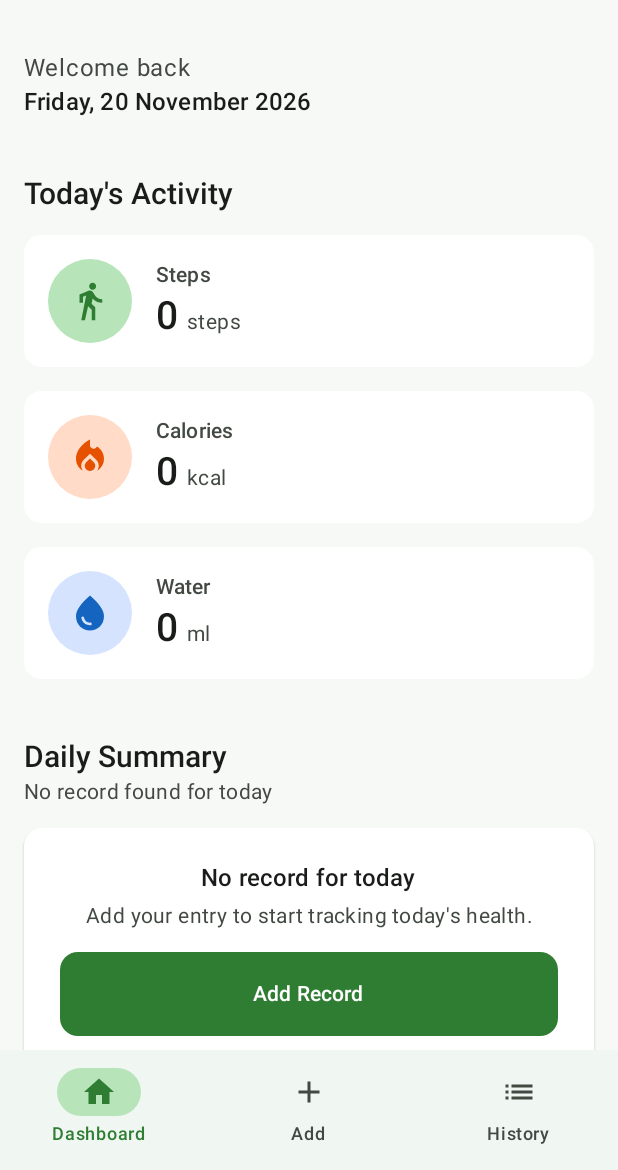
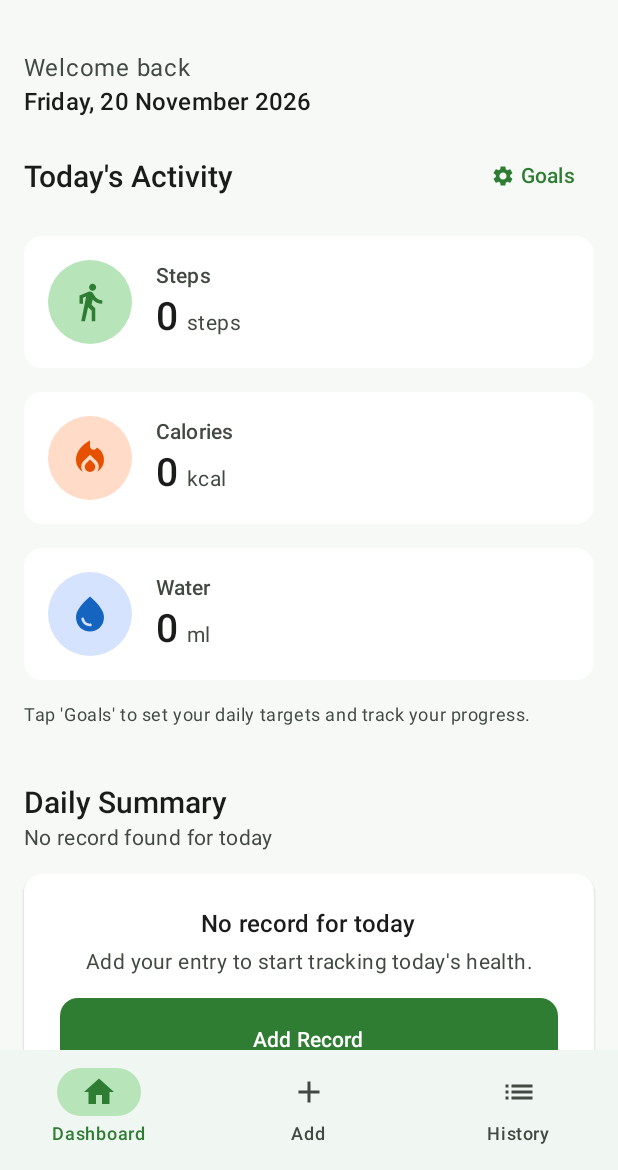
Before and after one commit to AhamedAkmal/HealthMate-Android, an Android app built with Jetpack Compose: the screen it shows after launch (MainActivity), on a phone screen of 412 x 824 dp, the part 66-1236 px from its top. Run offline under Robolectric (Android 15) with nearby library versions, the phone set to English and light mode, and no system bars; our stand-ins replace Navigation 3.

Commit message:
feat: implement daily goals and dashboard progress tracking

```diff
--- /dev/null
+++ b/app/src/main/kotlin/com/healthmate/app/data/repository/GoalRepositoryImpl.kt
@@ -0,0 +1,32 @@
+package com.healthmate.app.data.repository
+
+import android.content.Context
+import android.content.SharedPreferences
+import com.healthmate.app.domain.model.DailyGoal
+import com.healthmate.app.domain.repository.GoalRepository
+
+class GoalRepositoryImpl(context: Context) : GoalRepository {
+
+    private val prefs: SharedPreferences = context.getSharedPreferences("healthmate_goals", Context.MODE_PRIVATE)
+
+    override fun saveGoals(goal: DailyGoal) {
+        prefs.edit()
+            .putInt("steps_goal", goal.stepsGoal)
+            .putInt("calories_goal", goal.caloriesGoal)
+            .putInt("water_goal", goal.waterGoal)
+            .apply()
+    }
+
+    override fun getGoals(): DailyGoal? {
+        val steps = prefs.getInt("steps_goal", 0)
+        val calories = prefs.getInt("calories_goal", 0)
+        val water = prefs.getInt("water_goal", 0)
+
+        // If all goals are 0, it means they haven't configured them yet
+        return if (steps == 0 && calories == 0 && water == 0) {
+            null
+        } else {
+            DailyGoal(stepsGoal = steps, caloriesGoal = calories, waterGoal = water)
+        }
+    }
+}
--- /dev/null
+++ b/app/src/main/kotlin/com/healthmate/app/domain/repository/GoalRepository.kt
@@ -0,0 +1,8 @@
+package com.healthmate.app.domain.repository
+
+import com.healthmate.app.domain.model.DailyGoal
+
+interface GoalRepository {
+    fun saveGoals(goal: DailyGoal)
+    fun getGoals(): DailyGoal?
+}
--- a/app/src/main/kotlin/com/healthmate/app/navigation/HealthMateApp.kt
+++ b/app/src/main/kotlin/com/healthmate/app/navigation/HealthMateApp.kt
@@ -16,17 +16,21 @@ import androidx.navigation3.runtime.NavKey
 import androidx.navigation3.runtime.entryProvider
 import androidx.navigation3.ui.NavDisplay
 import com.healthmate.app.data.local.HealthDatabaseHelper
+import com.healthmate.app.data.repository.GoalRepositoryImpl
 import com.healthmate.app.data.repository.HealthRecordRepositoryImpl
+import com.healthmate.app.domain.repository.GoalRepository
 import com.healthmate.app.domain.repository.HealthRecordRepository
 import com.healthmate.app.presentation.addrecord.AddRecordViewModel
 import com.healthmate.app.presentation.dashboard.DashboardViewModel
 import com.healthmate.app.presentation.editrecord.EditRecordViewModel
+import com.healthmate.app.presentation.goals.GoalSettingsViewModel
 import com.healthmate.app.presentation.history.HistoryViewModel
 import com.healthmate.app.ui.components.BottomNavigationBar
 import com.healthmate.app.ui.components.HealthMateTopBar
 import com.healthmate.app.ui.screens.addrecord.AddRecordScreen
 import com.healthmate.app.ui.screens.dashboard.DashboardScreen
 import com.healthmate.app.ui.screens.editrecord.EditRecordScreen
+import com.healthmate.app.ui.screens.goals.GoalSettingsScreen
 import com.healthmate.app.ui.screens.history.HistoryScreen
 
 @Composable
@@ -34,32 +38,42 @@ fun HealthMateApp() {
     var currentRoute by remember { mutableStateOf<NavKey>(Dashboard) }
     val context = LocalContext.current
 
-    val repository: HealthRecordRepository = remember {
+    val healthRecordRepository: HealthRecordRepository = remember {
         val dbHelper = HealthDatabaseHelper(context.applicationContext)
         HealthRecordRepositoryImpl(dbHelper)
     }
 
+    val goalRepository: GoalRepository = remember {
+        GoalRepositoryImpl(context.applicationContext)
+    }
+
     val dashboardViewModel: DashboardViewModel = viewModel(
         factory = viewModelFactory {
-            initializer { DashboardViewModel(repository) }
+            initializer { DashboardViewModel(healthRecordRepository, goalRepository) }
         }
     )
 
     val addRecordViewModel: AddRecordViewModel = viewModel(
         factory = viewModelFactory {
-            initializer { AddRecordViewModel(repository) }
+            initializer { AddRecordViewModel(healthRecordRepository) }
         }
     )
 
     val historyViewModel: HistoryViewModel = viewModel(
         factory = viewModelFactory {
-            initializer { HistoryViewModel(repository) }
+            initializer { HistoryViewModel(healthRecordRepository) }
         }
     )
 
     val editRecordViewModel: EditRecordViewModel = viewModel(
         factory = viewModelFactory {
-            initializer { EditRecordViewModel(repository) }
+            initializer { EditRecordViewModel(healthRecordRepository) }
+        }
+    )
+
+    val goalSettingsViewModel: GoalSettingsViewModel = viewModel(
+        factory = viewModelFactory {
+            initializer { GoalSettingsViewModel(goalRepository) }
         }
     )
 
@@ -68,6 +82,7 @@ fun HealthMateApp() {
         AddRecord -> "Add Record"
         History -> "History"
         is EditRecord -> "Edit Record"
+        is GoalSettings -> "Daily Goals"
         else -> "HealthMate"
     }
 
@@ -95,7 +110,8 @@ fun HealthMateApp() {
                 entry<Dashboard> {
                     DashboardScreen(
                         viewModel = dashboardViewModel,
-                        onAddRecordClick = { currentRoute = AddRecord }
+                        onAddRecordClick = { currentRoute = AddRecord },
+                        onSetGoalsClick = { currentRoute = GoalSettings }
                     )
                 }
                 entry<AddRecord> {
@@ -117,6 +133,12 @@ fun HealthMateApp() {
                         onNavigateBack = { currentRoute = History }
                     )
                 }
+                entry<GoalSettings> {
+                    GoalSettingsScreen(
+                        viewModel = goalSettingsViewModel,
+                        onNavigateBack = { currentRoute = Dashboard }
+                    )
+                }
             }
         )
     }
--- a/app/src/main/kotlin/com/healthmate/app/navigation/NavigationRoutes.kt
+++ b/app/src/main/kotlin/com/healthmate/app/navigation/NavigationRoutes.kt
@@ -14,3 +14,6 @@ data object History : NavKey
 
 @Serializable
 data class EditRecord(val id: Long) : NavKey
+
+@Serializable
+data object GoalSettings : NavKey
--- a/app/src/main/kotlin/com/healthmate/app/presentation/dashboard/DashboardUiState.kt
+++ b/app/src/main/kotlin/com/healthmate/app/presentation/dashboard/DashboardUiState.kt
@@ -6,5 +6,16 @@ data class DashboardUiState(
     val isLoading: Boolean = true,
     val todayRecord: HealthRecord? = null,
     val error: String? = null,
-    val todayDate: String = "" // Will be set by the ViewModel
+    val todayDate: String = "",
+
+    // Goal data
+    val hasGoals: Boolean = false,
+    val stepsGoal: Int = 0,
+    val caloriesGoal: Int = 0,
+    val waterGoal: Int = 0,
+
+    // Progress percentages (0 to >100)
+    val stepsProgress: Float = 0f,
+    val caloriesProgress: Float = 0f,
+    val waterProgress: Float = 0f
 )
--- a/app/src/main/kotlin/com/healthmate/app/presentation/dashboard/DashboardViewModel.kt
+++ b/app/src/main/kotlin/com/healthmate/app/presentation/dashboard/DashboardViewModel.kt
@@ -2,9 +2,9 @@ package com.healthmate.app.presentation.dashboard
 
 import androidx.lifecycle.ViewModel
 import androidx.lifecycle.viewModelScope
+import com.healthmate.app.domain.repository.GoalRepository
 import com.healthmate.app.domain.repository.HealthRecordRepository
 import com.healthmate.app.domain.util.Result
-import com.healthmate.app.util.DateFormatter
 import kotlinx.coroutines.flow.MutableStateFlow
 import kotlinx.coroutines.flow.StateFlow
 import kotlinx.coroutines.flow.asStateFlow
@@ -13,7 +13,8 @@ import kotlinx.coroutines.launch
 import java.time.LocalDate
 
 class DashboardViewModel(
-    private val repository: HealthRecordRepository
+    private val healthRecordRepository: HealthRecordRepository,
+    private val goalRepository: GoalRepository
 ) : ViewModel() {
 
     private val _uiState = MutableStateFlow(DashboardUiState())
@@ -24,16 +25,43 @@ class DashboardViewModel(
     }
 
     fun refreshDashboard() {
-        val todayDate = LocalDate.now().toString() // YYYY-MM-DD
-        _uiState.update { it.copy(isLoading = true, todayDate = todayDate, error = null) }
+        val todayDate = LocalDate.now().toString()
+        val goals = goalRepository.getGoals()
+        val hasGoals = goals != null
+
+        _uiState.update {
+            it.copy(
+                isLoading = true,
+                todayDate = todayDate,
+                error = null,
+                hasGoals = hasGoals,
+                stepsGoal = goals?.stepsGoal ?: 0,
+                caloriesGoal = goals?.caloriesGoal ?: 0,
+                waterGoal = goals?.waterGoal ?: 0
+            )
+        }
 
         viewModelScope.launch {
-            when (val result = repository.getRecordByDate(todayDate)) {
+            when (val result = healthRecordRepository.getRecordByDate(todayDate)) {
                 is Result.Success -> {
+                    val record = result.data
+                    var stepsProg = 0f
+                    var calProg = 0f
+                    var waterProg = 0f
+
+                    if (record != null && hasGoals && goals != null) {
+                        if (goals.stepsGoal > 0) stepsProg = (record.steps.toFloat() / goals.stepsGoal) * 100f
+                        if (goals.caloriesGoal > 0) calProg = (record.calories.toFloat() / goals.caloriesGoal) * 100f
+                        if (goals.waterGoal > 0) waterProg = (record.water.toFloat() / goals.waterGoal) * 100f
+                    }
+
                     _uiState.update {
                         it.copy(
                             isLoading = false,
-                            todayRecord = result.data
+                            todayRecord = record,
+                            stepsProgress = stepsProg,
+                            caloriesProgress = calProg,
+                            waterProgress = waterProg
                         )
                     }
                 }
--- /dev/null
+++ b/app/src/main/kotlin/com/healthmate/app/presentation/goals/GoalSettingsUiState.kt
@@ -0,0 +1,14 @@
+package com.healthmate.app.presentation.goals
+
+data class GoalSettingsUiState(
+    val stepsGoal: String = "",
+    val caloriesGoal: String = "",
+    val waterGoal: String = "",
+
+    val stepsError: String? = null,
+    val caloriesError: String? = null,
+    val waterError: String? = null,
+
+    val isSaving: Boolean = false,
+    val saveSuccess: Boolean = false
+)
--- a/app/src/main/kotlin/com/healthmate/app/ui/screens/dashboard/DashboardScreen.kt
+++ b/app/src/main/kotlin/com/healthmate/app/ui/screens/dashboard/DashboardScreen.kt
@@ -1,23 +1,27 @@
 package com.healthmate.app.ui.screens.dashboard
 
 import androidx.compose.foundation.layout.Arrangement
-import androidx.compose.foundation.layout.Box
 import androidx.compose.foundation.layout.Column
+import androidx.compose.foundation.layout.Row
 import androidx.compose.foundation.layout.Spacer
 import androidx.compose.foundation.layout.fillMaxSize
 import androidx.compose.foundation.layout.fillMaxWidth
 import androidx.compose.foundation.layout.height
 import androidx.compose.foundation.layout.padding
+import androidx.compose.foundation.layout.width
 import androidx.compose.foundation.rememberScrollState
 import androidx.compose.foundation.verticalScroll
 import androidx.compose.material.icons.Icons
 import androidx.compose.material.icons.filled.DirectionsWalk
 import androidx.compose.material.icons.filled.LocalFireDepartment
+import androidx.compose.material.icons.filled.Settings
 import androidx.compose.material.icons.filled.WaterDrop
 import androidx.compose.material3.Card
 import androidx.compose.material3.CardDefaults
+import androidx.compose.material3.Icon
 import androidx.compose.material3.MaterialTheme
 import androidx.compose.material3.Text
+import androidx.compose.material3.TextButton
 import androidx.compose.runtime.Composable
 import androidx.compose.runtime.LaunchedEffect
 import androidx.compose.runtime.getValue
@@ -43,11 +47,11 @@ import com.healthmate.app.util.DateFormatter
 @Composable
 fun DashboardScreen(
     viewModel: DashboardViewModel,
-    onAddRecordClick: () -> Unit = {}
+    onAddRecordClick: () -> Unit = {},
+    onSetGoalsClick: () -> Unit = {}
 ) {
     val uiState by viewModel.uiState.collectAsStateWithLifecycle()
 
-    // Refresh the dashboard every time this screen enters the composition
     LaunchedEffect(Unit) {
         viewModel.refreshDashboard()
     }
@@ -84,10 +88,22 @@ fun DashboardScreen(
             )
         }
 
-        Spacer(modifier = Modifier.height(8.dp))
-
-        // Today's Activity
-        SectionHeader(title = "Today's Activity")
+        Row(
+            modifier = Modifier.fillMaxWidth(),
+            horizontalArrangement = Arrangement.SpaceBetween,
+            verticalAlignment = Alignment.CenterVertically
+        ) {
+            SectionHeader(title = "Today's Activity")
+            TextButton(onClick = onSetGoalsClick) {
+                Icon(
+                    imageVector = Icons.Filled.Settings,
+                    contentDescription = null,
+                    modifier = Modifier.width(16.dp)
+                )
+                Spacer(modifier = Modifier.width(4.dp))
+                Text("Goals")
+            }
+        }
 
         HealthMetricCard(
             title = "Steps",
@@ -95,7 +111,9 @@ fun DashboardScreen(
             unit = "steps",
             icon = Icons.Filled.DirectionsWalk,
             iconColor = StepsGreen,
-            iconBackground = StepsGreenContainer
+            iconBackground = StepsGreenContainer,
+            progress = if (uiState.hasGoals) uiState.stepsProgress else null,
+            goalText = if (uiState.hasGoals) "Goal: ${uiState.stepsGoal}" else null
         )
 
         HealthMetricCard(
@@ -104,7 +122,9 @@ fun DashboardScreen(
             unit = "kcal",
             icon = Icons.Filled.LocalFireDepartment,
             iconColor = CaloriesOrange,
-            iconBackground = CaloriesContainer
+            iconBackground = CaloriesContainer,
+            progress = if (uiState.hasGoals) uiState.caloriesProgress else null,
+            goalText = if (uiState.hasGoals) "Goal: ${uiState.caloriesGoal}" else null
         )
 
         HealthMetricCard(
@@ -113,12 +133,21 @@ fun DashboardScreen(
             unit = "ml",
             icon = Icons.Filled.WaterDrop,
             iconColor = WaterBlue,
-            iconBackground = WaterContainer
+            iconBackground = WaterContainer,
+            progress = if (uiState.hasGoals) uiState.waterProgress else null,
+            goalText = if (uiState.hasGoals) "Goal: ${uiState.waterGoal}" else null
         )
+
+        if (!uiState.hasGoals) {
+            Text(
+                text = "Tap 'Goals' to set your daily targets and track your progress.",
+                style = MaterialTheme.typography.bodySmall,
+                color = MaterialTheme.colorScheme.onSurfaceVariant
+            )
+        }
 
         Spacer(modifier = Modifier.height(8.dp))
 
-        // Empty State Logic
         if (uiState.todayRecord == null) {
             SectionHeader(
                 title = "Daily Summary",
```
Also changed, not shown: app/src/main/kotlin/com/healthmate/app/domain/model/DailyGoal.kt (added, +7 -0 lines), app/src/main/kotlin/com/healthmate/app/presentation/goals/GoalSettingsViewModel.kt (added, +83 -0 lines), app/src/main/kotlin/com/healthmate/app/ui/components/HealthMetricCard.kt (+38 -3 lines), app/src/main/kotlin/com/healthmate/app/ui/screens/goals/GoalSettingsScreen.kt (added, +155 -0 lines).
